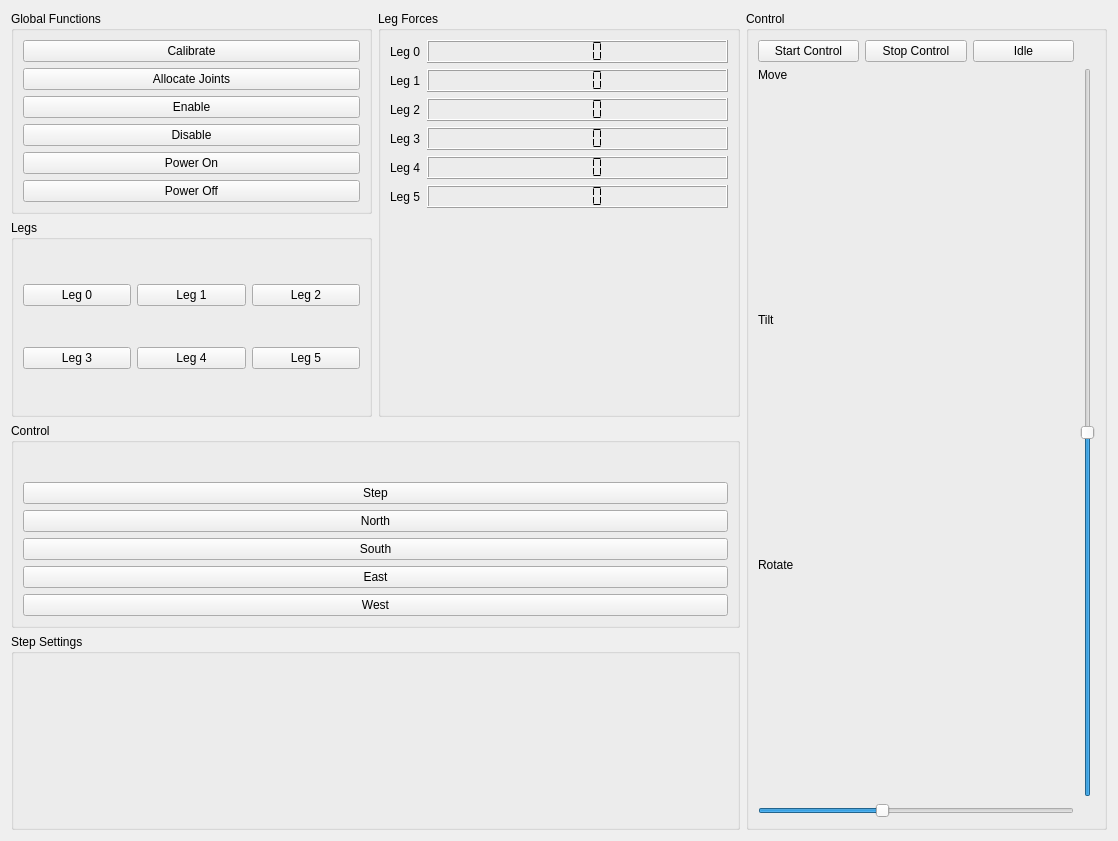
This is app/forms/hexapodcontrolwidget.ui in Haziham/Honours_Computer_Software as Qt 5 draws it before an edit. The edited form follows.
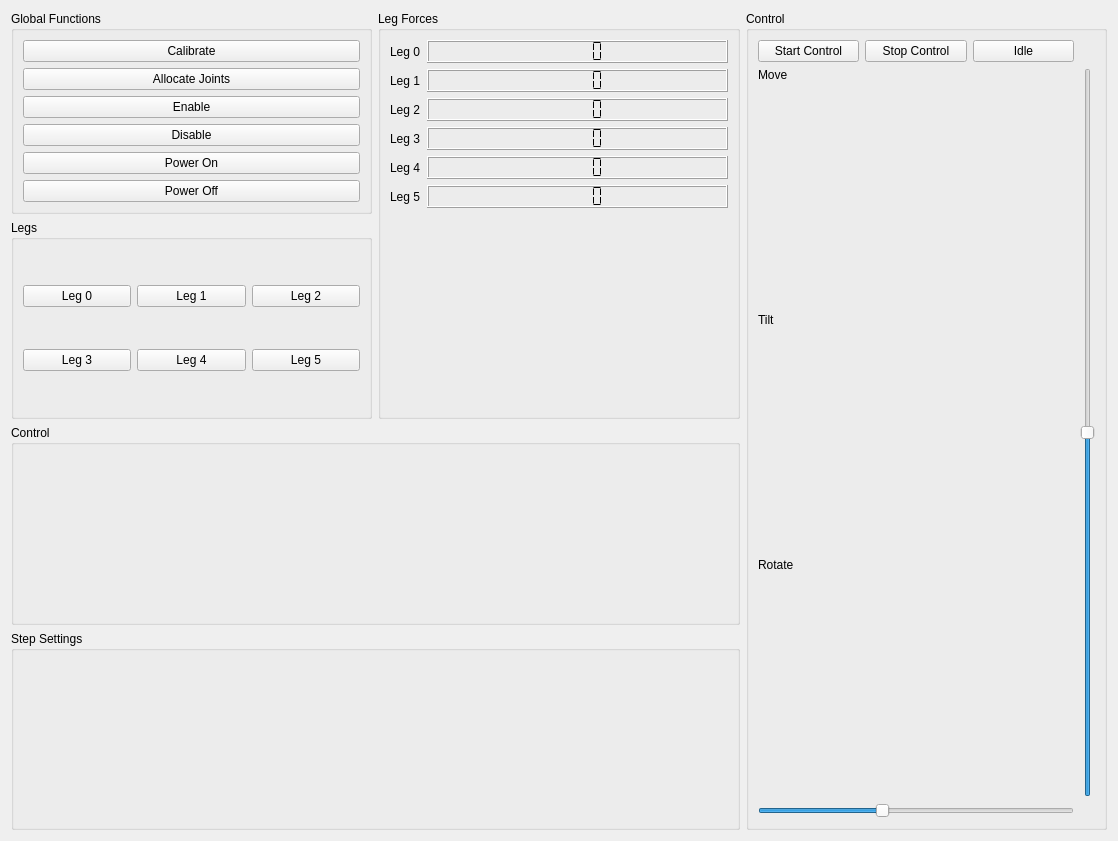
This is the edited form. Custom widgets are drawn as their Qt base class.

```diff
--- a/app/forms/hexapodcontrolwidget.ui
+++ b/app/forms/hexapodcontrolwidget.ui
@@ -251,53 +251,12 @@
       <string>Control</string>
      </property>
      <layout class="QGridLayout" name="gridLayout">
-      <item row="4" column="0">
-       <widget class="SpinSlider" name="globalXInput" native="true"/>
-      </item>
-      <item row="7" column="0">
-       <widget class="QPushButton" name="stepButton">
-        <property name="text">
-         <string>Step</string>
-        </property>
-       </widget>
-      </item>
       <item row="3" column="0">
        <widget class="SpinSlider" name="directionAngleInput" native="true"/>
       </item>
       <item row="0" column="0">
        <widget class="SpinSlider" name="heightInput" native="true"/>
       </item>
-      <item row="5" column="0">
-       <widget class="SpinSlider" name="globalYInput" native="true"/>
-      </item>
-      <item row="8" column="0">
-       <widget class="QPushButton" name="northButton">
-        <property name="text">
-         <string>North</string>
-        </property>
-       </widget>
-      </item>
-      <item row="9" column="0">
-       <widget class="QPushButton" name="southButton">
-        <property name="text">
-         <string>South</string>
-        </property>
-       </widget>
-      </item>
-      <item row="10" column="0">
-       <widget class="QPushButton" name="eastButton">
-        <property name="text">
-         <string>East</string>
-        </property>
-       </widget>
-      </item>
-      <item row="12" column="0">
-       <widget class="QPushButton" name="westButton">
-        <property name="text">
-         <string>West</string>
-        </property>
-       </widget>
-      </item>
       <item row="6" column="0">
        <widget class="SpinSlider" name="globalZInput" native="true"/>
       </item>
```
Left out of the diff: 6 changed lines with no effect on the pictures.
